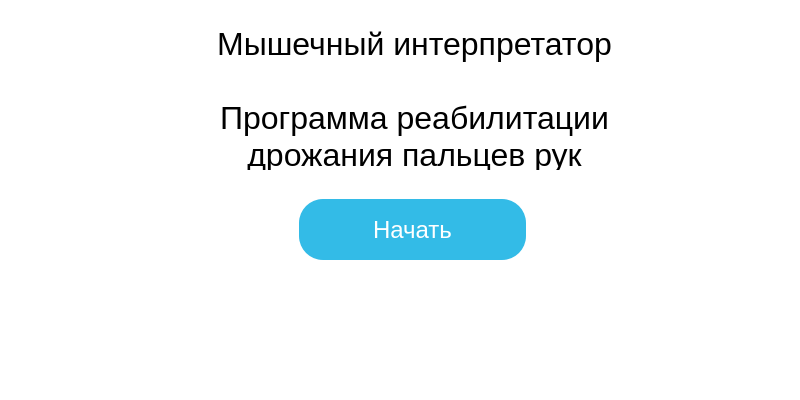
This is gui/window-1.ui in GerrFrog/Muscular-training-apparatus as Qt 5 draws it before an edit. The edited form follows.
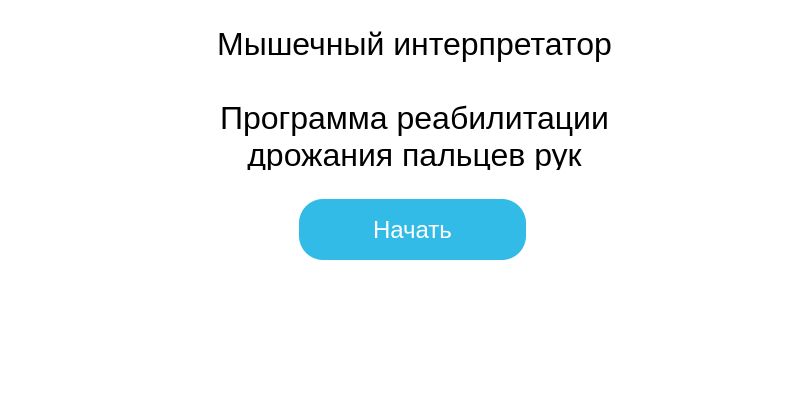
This is the edited form.

```diff
--- a/gui/window-1.ui
+++ b/gui/window-1.ui
@@ -7,7 +7,7 @@
     <x>0</x>
     <y>0</y>
     <width>800</width>
-    <height>400</height>
+    <height>420</height>
    </rect>
   </property>
   <property name="minimumSize">
@@ -19,7 +19,7 @@
   <property name="maximumSize">
    <size>
     <width>800</width>
-    <height>400</height>
+    <height>420</height>
    </size>
   </property>
   <property name="windowTitle">
```
